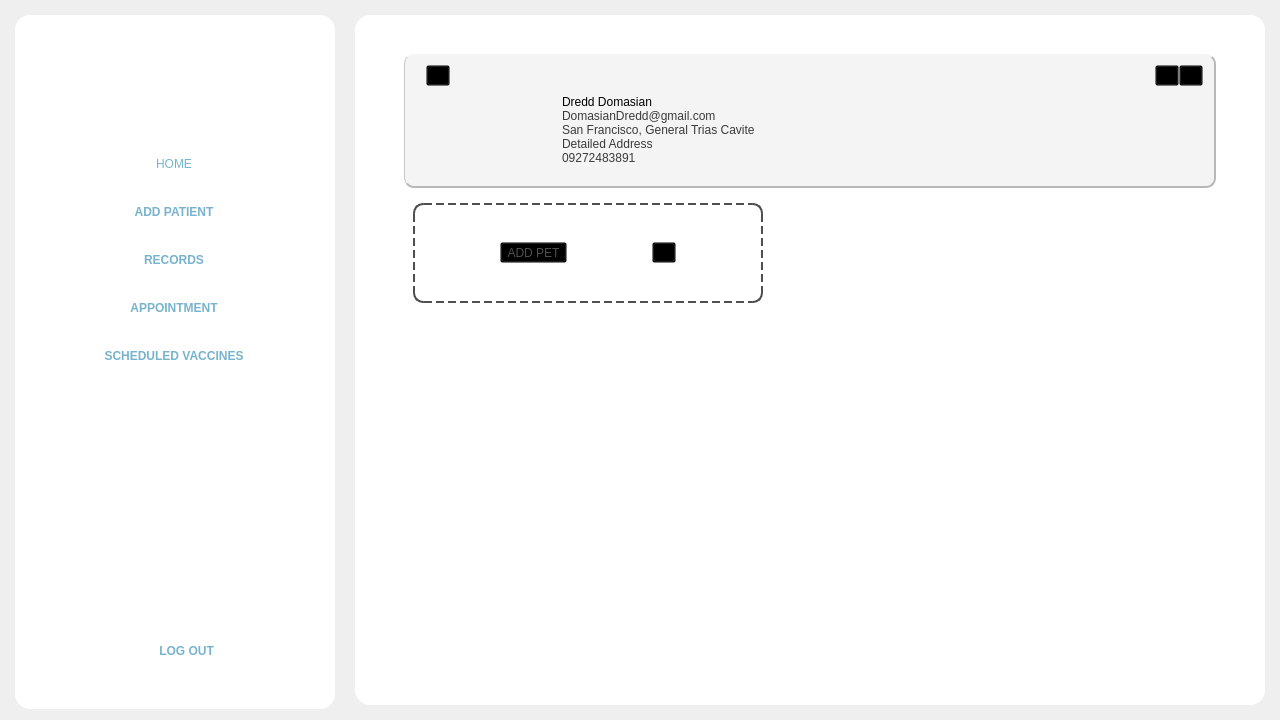
Above: Frontend/Home.ui from rmmln/Petmate-Desktop-Application before the change. Below: the same form after it.
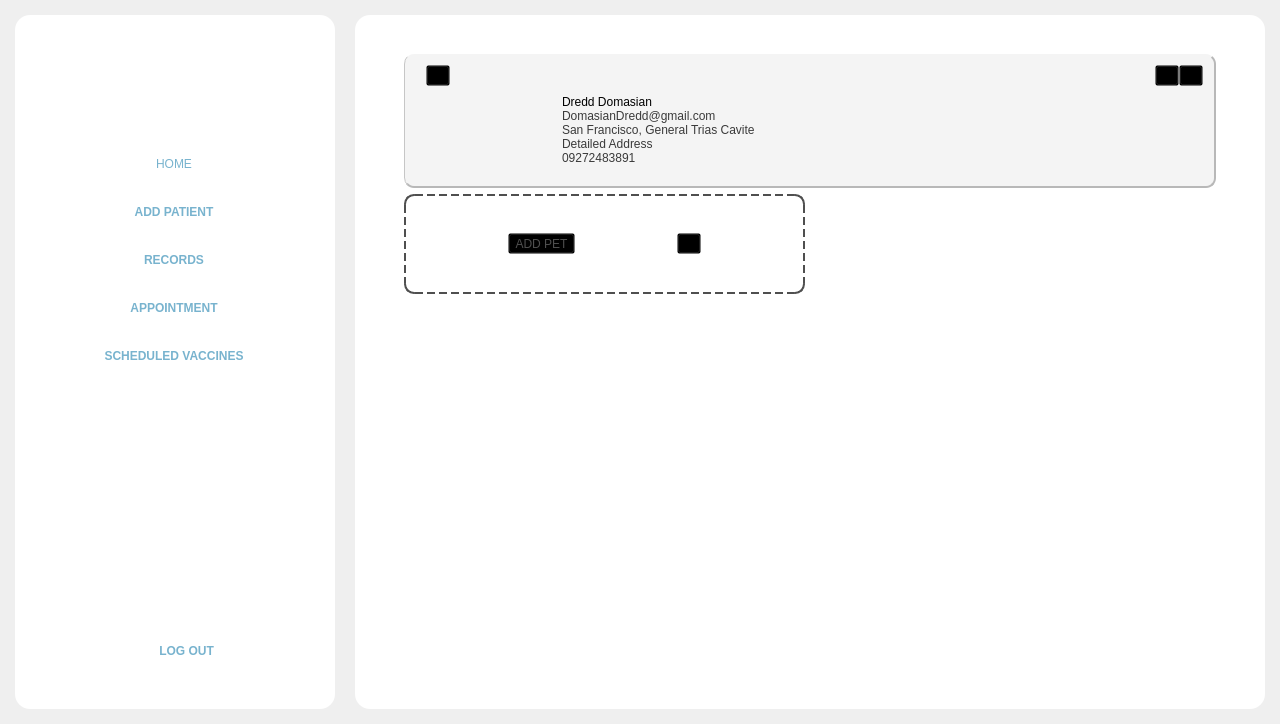
That is the form after the change. Icons and pictures are not drawn.

Commit message:
Adjust pet card sizing and dynamic grid layout
Updated pet card width to 401px and set size policies to 'Fixed' in both Home.ui and petRecordCard.ui for consistent appearance. Modified the grid layout in Home.ui to remove margins and dynamically calculate the number of columns based on available width in app.py, allowing responsive resizing of the pet card grid.

The edit to the form file:
```diff
--- a/Frontend/Home.ui
+++ b/Frontend/Home.ui
@@ -7,7 +7,7 @@
     <x>0</x>
     <y>0</y>
     <width>1280</width>
-    <height>720</height>
+    <height>724</height>
    </rect>
   </property>
   <property name="sizePolicy">
@@ -2776,24 +2776,33 @@
                     <x>0</x>
                     <y>0</y>
                     <width>812</width>
-                    <height>417</height>
+                    <height>421</height>
                    </rect>
                   </property>
                   <layout class="QGridLayout" name="gridLayout_6">
+                   <property name="leftMargin">
+                    <number>0</number>
+                   </property>
+                   <property name="topMargin">
+                    <number>0</number>
+                   </property>
+                   <property name="rightMargin">
+                    <number>0</number>
+                   </property>
                    <property name="spacing">
                     <number>10</number>
                    </property>
                    <item row="0" column="0" alignment="Qt::AlignLeft|Qt::AlignTop">
                     <widget class="QFrame" name="addPetButton">
                      <property name="sizePolicy">
-                      <sizepolicy hsizetype="Expanding" vsizetype="Fixed">
+                      <sizepolicy hsizetype="Fixed" vsizetype="Fixed">
                        <horstretch>0</horstretch>
                        <verstretch>0</verstretch>
                       </sizepolicy>
                      </property>
                      <property name="minimumSize">
                       <size>
-                       <width>350</width>
+                       <width>401</width>
                        <height>100</height>
                       </size>
                      </property>
```
Left out of the diff: 8 changed lines with no effect on the pictures. The commit also changes 2 other files.
